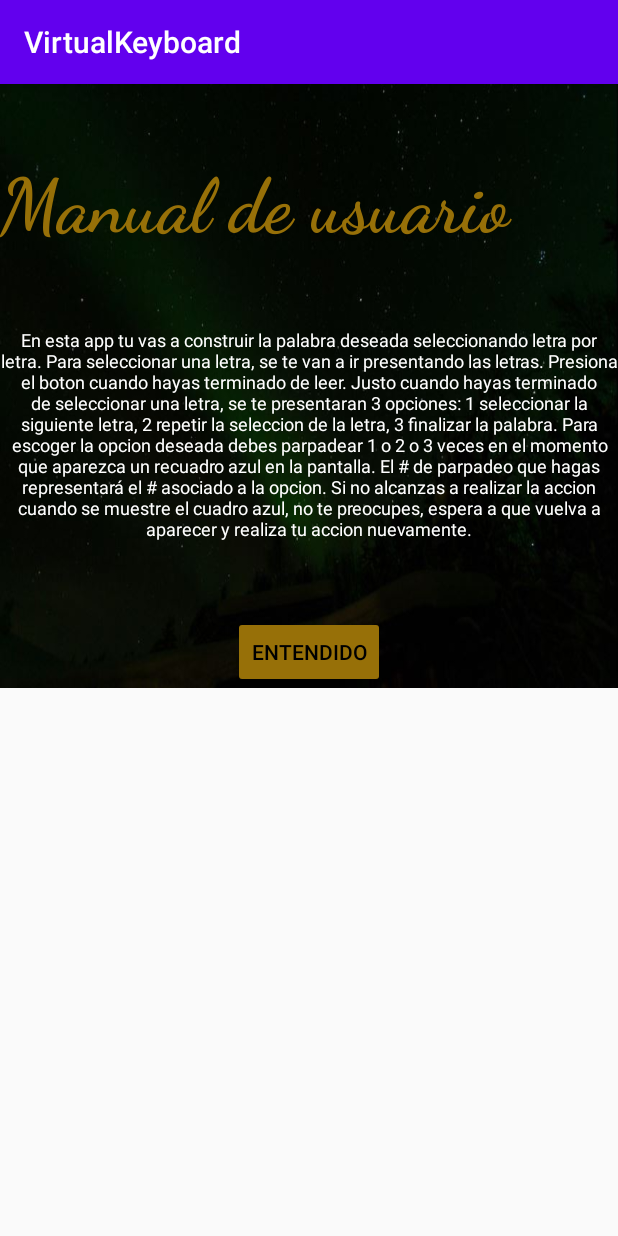
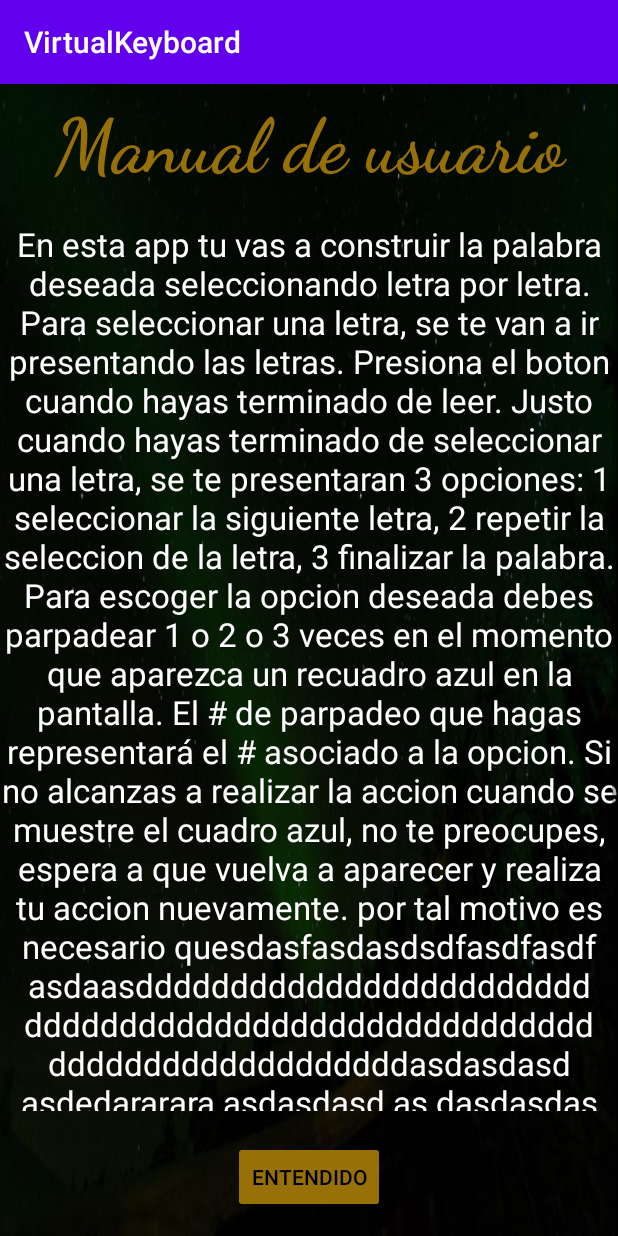
Before and after one commit to Andresreyesf/Virtual_Keyboard, an Android app: the screen it shows after launch (IntroActivity), after a tap on "COMENZAR!", on a phone screen of 412 x 824 dp. Run offline under Robolectric (Android 15) with nearby library versions, the phone set to English and light mode, and no system bars.

Commit message:
ActivityCycle Tested

```diff
--- a/Tesis_AndresReyes/app/src/main/res/layout/activity_intro.xml
+++ b/Tesis_AndresReyes/app/src/main/res/layout/activity_intro.xml
@@ -20,9 +20,12 @@
             android:layout_height="wrap_content"
             android:layout_alignParentEnd="true"
             android:layout_marginTop="10dp"
+            android:layout_marginLeft="10dp"
+            android:layout_marginRight="10dp"
             android:fontFamily="cursive"
             android:text="@string/text_title"
             android:textColor="@color/gold"
+            android:textAlignment="center"
             android:textSize="50sp"
             android:textStyle="bold"
             app:layout_constraintEnd_toEndOf="parent"
@@ -34,9 +37,9 @@
             android:id="@+id/t_p1"
             android:layout_width="match_parent"
             android:layout_height="wrap_content"
-            android:layout_marginLeft="20dp"
+            android:layout_marginLeft="10dp"
             android:layout_marginTop="20dp"
-            android:layout_marginRight="20dp"
+            android:layout_marginRight="10dp"
             android:fontFamily="casual"
             android:text="@string/text_intro"
             android:textAlignment="center"
@@ -50,6 +53,8 @@
             android:id="@+id/i_logo"
             android:layout_width="match_parent"
             android:layout_height="wrap_content"
+            android:layout_marginLeft="10dp"
+            android:layout_marginRight="10dp"
             android:layout_marginTop="20dp"
             android:src="@drawable/logo_usta"
             app:layout_constraintEnd_toEndOf="parent"
@@ -60,14 +65,17 @@
             android:id="@+id/t_p2"
             android:layout_width="match_parent"
             android:layout_height="wrap_content"
-            android:layout_marginLeft="20dp"
+            android:layout_marginLeft="15dp"
             android:layout_marginTop="20dp"
-            android:layout_marginRight="20dp"
+            android:layout_marginRight="10dp"
+            android:layout_marginBottom="10dp"
             android:fontFamily="casual"
             android:text="@string/text_footprint"
             android:textAlignment="center"
             android:textColor="@color/white"
             android:textSize="18sp"
+            app:layout_constrainedHeight="true"
+            app:layout_constraintBottom_toTopOf="@id/b_intro"
             app:layout_constraintEnd_toEndOf="parent"
             app:layout_constraintHorizontal_bias="0.571"
             app:layout_constraintStart_toStartOf="parent"
@@ -77,7 +85,8 @@
             android:id="@+id/b_intro"
             android:layout_width="wrap_content"
             android:layout_height="wrap_content"
-            android:layout_marginTop="10dp"
+            android:layout_marginBottom="10dp"
+            android:layout_marginTop="15dp"
             android:backgroundTint="@color/gold"
             android:onClick="showInstructions"
             android:text="COMENZAR!"
@@ -99,8 +108,11 @@
             android:id="@+id/t_titleInstructions"
             android:layout_width="match_parent"
             android:layout_height="wrap_content"
-            android:layout_marginTop="50dp"
+            android:layout_marginTop="10dp"
+            android:layout_marginRight="10dp"
+            android:layout_marginLeft="10dp"
             android:fontFamily="cursive"
+            android:textAlignment="center"
             android:text="Manual de usuario"
             android:textColor="@color/gold"
             android:textSize="50sp"
@@ -114,29 +126,31 @@
             android:id="@+id/t_instructions"
             android:layout_width="match_parent"
             android:layout_height="wrap_content"
-            android:layout_marginTop="50dp"
+            app:layout_constrainedHeight="true"
+            android:layout_marginTop="20dp"
+            android:scrollbars="vertical"
             android:text="@string/text_instructions"
             android:textAlignment="center"
             android:textColor="@color/white"
-            android:textSize="12sp"
-            app:layout_constraintEnd_toEndOf="parent"
-            app:layout_constraintStart_toStartOf="parent"
+            android:textSize="22sp"
+            app:layout_constraintBottom_toTopOf="@id/b_instructions"
             app:layout_constraintTop_toBottomOf="@id/t_titleInstructions"
-            tools:layout_editor_absoluteY="161dp" />
+            tools:layout_editor_absoluteX="15dp" />
 
         <Button
             android:id="@+id/b_instructions"
             android:layout_width="wrap_content"
             android:layout_height="wrap_content"
-            android:layout_marginTop="50dp"
+            android:layout_marginBottom="15dp"
+            android:layout_marginTop="20dp"
             android:backgroundTint="@color/gold"
             android:onClick="showConfig"
             android:text="ENTENDIDO"
             android:textColor="@color/black"
+            app:layout_constraintBottom_toBottomOf="parent"
             app:layout_constraintEnd_toEndOf="parent"
             app:layout_constraintStart_toStartOf="parent"
-            app:layout_constraintTop_toBottomOf="@id/t_instructions"
-            tools:layout_editor_absoluteY="583dp" />
+            app:layout_constraintTop_toBottomOf="@id/t_instructions" />
     </android.support.constraint.ConstraintLayout>
 
     <android.support.constraint.ConstraintLayout
--- a/Tesis_AndresReyes/app/src/main/res/layout/activity_results.xml
+++ b/Tesis_AndresReyes/app/src/main/res/layout/activity_results.xml
@@ -50,7 +50,7 @@
         android:backgroundTint="@color/gold"
         android:textColor="@color/black"
         android:onClick="exitApp"
-        android:text="Exit"
+        android:text="Salir de la App"
         app:layout_constraintBottom_toBottomOf="parent"
         app:layout_constraintEnd_toEndOf="parent"
         app:layout_constraintHorizontal_bias="0.498"
--- a/Tesis_AndresReyes/app/src/main/res/values/strings.xml
+++ b/Tesis_AndresReyes/app/src/main/res/values/strings.xml
@@ -10,7 +10,23 @@
                                     de la letra, 3 finalizar la palabra. Para escoger la opcion deseada debes parpadear 1 o 2 o 3
                                     veces en el momento que aparezca un recuadro azul en la pantalla. El # de parpadeo que hagas
                                     representará el # asociado a la opcion. Si no alcanzas a realizar la accion cuando se muestre
-                                    el cuadro azul, no te preocupes, espera a que vuelva a aparecer y realiza tu accion nuevamente.</string>
+                                    el cuadro azul, no te preocupes, espera a que vuelva a aparecer y realiza tu accion nuevamente.
+                                    por tal motivo es necesario quesdasfasdasdsdfasdfasdf
+                                    asdaasdddddddddddddddddddddddddddddddddddddddddddddddddddddddddddddddddddddddddasdasdasd
+                                    asdedararara
+    asdasdasd
+    as
+    dasdasdas
+    asdasdasasdasda
+    asdasdasdasd
+    asdasdasdasdas
+    dasdasdasdasd
+    asdasdasd
+    asda
+    sda
+    asdasdasd
+    asdasdasdasd
+    ttttttttt</string>
     <string name="text_config1">Primero que todo debes verificar que el bluetooth se encuentre activado en tu celular. Luego debes encender el dispositivo Neurosky, y ponertelo en la cabeza de la forma que se muestra en la imagen</string>
     <string name="text_config2">Luego de realizar los pasos anteriores, presiona el boton y espera un momento mientras se establece la conexion con el dispositivo. Cuando este proceso termine, preparate para comenzar a construir tu palabra!!</string>
     <string name="text_footprint">Autor: Andres Felipe Reyes Fernandez \n Director: Camilo Camacho Poveda \n Codirector: Armando Mateus Rojas \n\n Universidad Santo Tomás</string>
```
Also changed, not shown: Tesis_AndresReyes/app/src/main/java/com/example/tesis_andresreyes/IntroActivity.java (+19 -1 lines), Tesis_AndresReyes/app/src/main/java/com/example/tesis_andresreyes/MainActivity.java (+85 -18 lines), Tesis_AndresReyes/app/src/main/java/com/example/tesis_andresreyes/ResultsActivity.java (+5 -2 lines).
